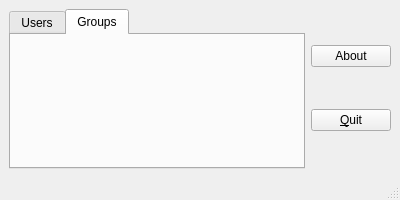
Qt form notify/main.ui (QtPlay/coastal-qt) before a commit.
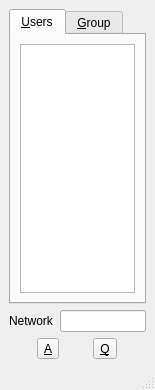
The same form after that commit.

Commit message: condensed main ui

The edit to the form file:
```diff
--- a/notify/main.ui
+++ b/notify/main.ui
@@ -6,53 +6,77 @@
    <rect>
     <x>0</x>
     <y>0</y>
-    <width>400</width>
-    <height>200</height>
+    <width>155</width>
+    <height>390</height>
    </rect>
   </property>
   <property name="windowTitle">
    <string>MainWindow</string>
   </property>
   <widget class="QWidget" name="centralwidget">
-   <layout class="QGridLayout" name="gridLayout">
-    <item row="0" column="1">
-     <layout class="QHBoxLayout" name="horizontalLayout">
+   <layout class="QVBoxLayout" name="verticalLayout_3">
+    <item>
+     <layout class="QVBoxLayout" name="verticalLayout_2">
       <item>
-       <layout class="QVBoxLayout" name="verticalLayout">
+       <widget class="QTabWidget" name="tabWidget">
+        <property name="currentIndex">
+         <number>0</number>
+        </property>
+        <widget class="QWidget" name="userTab">
+         <attribute name="title">
+          <string>&amp;Users</string>
+         </attribute>
+         <layout class="QHBoxLayout" name="horizontalLayout_3">
+          <item>
+           <widget class="QListView" name="listView"/>
+          </item>
+         </layout>
+        </widget>
+        <widget class="QWidget" name="groupTab">
+         <attribute name="title">
+          <string>&amp;Group</string>
+         </attribute>
+         <layout class="QHBoxLayout" name="horizontalLayout_4">
+          <item>
+           <widget class="QListView" name="listView_2"/>
+          </item>
+         </layout>
+        </widget>
+       </widget>
+      </item>
+      <item>
+       <layout class="QHBoxLayout" name="horizontalLayout_2">
         <item>
-         <widget class="QPushButton" name="aboutButton">
+         <widget class="QLabel" name="label">
           <property name="text">
-           <string>About</string>
+           <string>Network</string>
           </property>
          </widget>
         </item>
         <item>
-         <widget class="QPushButton" name="quitButton">
-          <property name="text">
-           <string>&amp;Quit</string>
-          </property>
-         </widget>
+         <widget class="QLineEdit" name="networkEdit"/>
         </item>
        </layout>
       </item>
      </layout>
     </item>
-    <item row="0" column="0">
-     <widget class="QTabWidget" name="Tabs">
-      <property name="currentIndex">
-       <number>1</number>
-      </property>
-      <widget class="QWidget" name="userTab">
-       <attribute name="title">
-        <string>Users</string>
-       </attribute>
-      </widget>
-      <widget class="QWidget" name="groupTab">
-       <attribute name="title">
-        <string>Groups</string>
-       </attribute>
-      </widget>
-     </widget>
+    <item>
+     <layout class="QHBoxLayout" name="horizontalLayout">
+      <item>
+       <widget class="QToolButton" name="aboutButton">
+        <property name="text">
+         <string>&amp;A</string>
+        </property>
+       </widget>
+      </item>
+      <item>
+       <widget class="QToolButton" name="quitButton">
+        <property name="text">
+         <string>&amp;Q</string>
+        </property>
+       </widget>
+      </item>
+     </layout>
     </item>
    </layout>
   </widget>
```
The commit also changes 3 other files.
